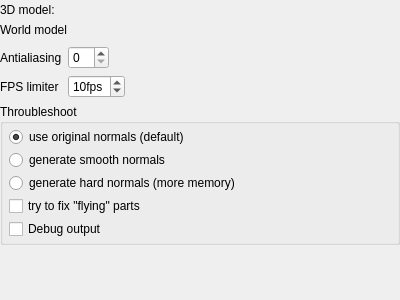
Before: the Qt Designer form ground/openpilotgcs/src/plugins/modelviewqt3d/modelviewqt3doptionspage.ui in vooon/OpenPilot, drawn with Qt 5.
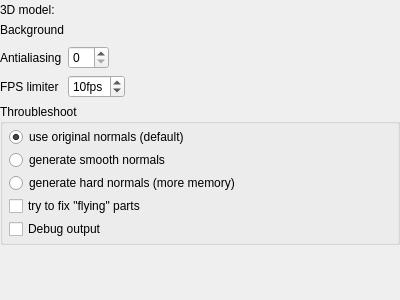
After: the same form once the commit is applied. Custom widgets are drawn as their Qt base class.

Commit message: change cube world to Qt3DSphere with UV textures

Patch:
```diff
--- a/ground/openpilotgcs/src/plugins/modelviewqt3d/modelviewqt3doptionspage.ui
+++ b/ground/openpilotgcs/src/plugins/modelviewqt3d/modelviewqt3doptionspage.ui
@@ -53,7 +53,7 @@
         </sizepolicy>
        </property>
        <property name="text">
-        <string>World model</string>
+        <string>Background</string>
        </property>
       </widget>
      </item>
```
The commit also changes 3 other files.
